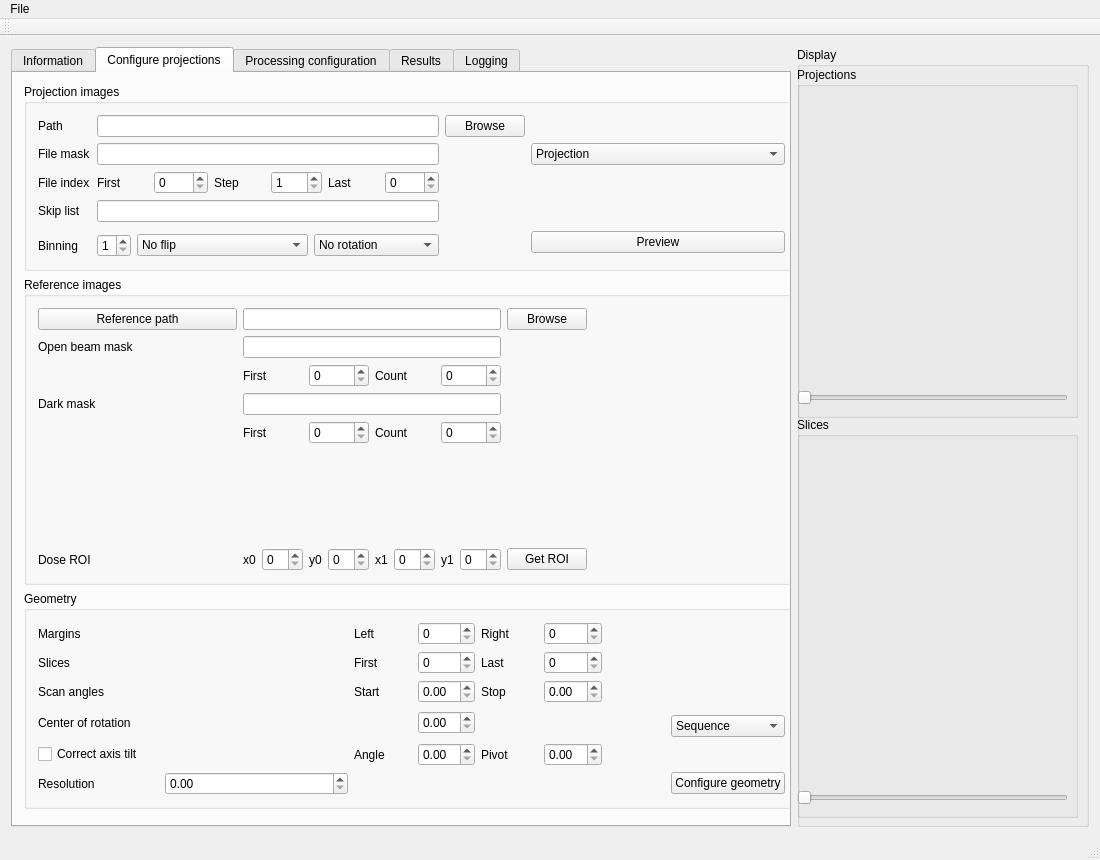
First picture: the form in src/muhrec3/muhrecmainwindow.ui, repository neutronimaging/imagingsuite, before the edit.
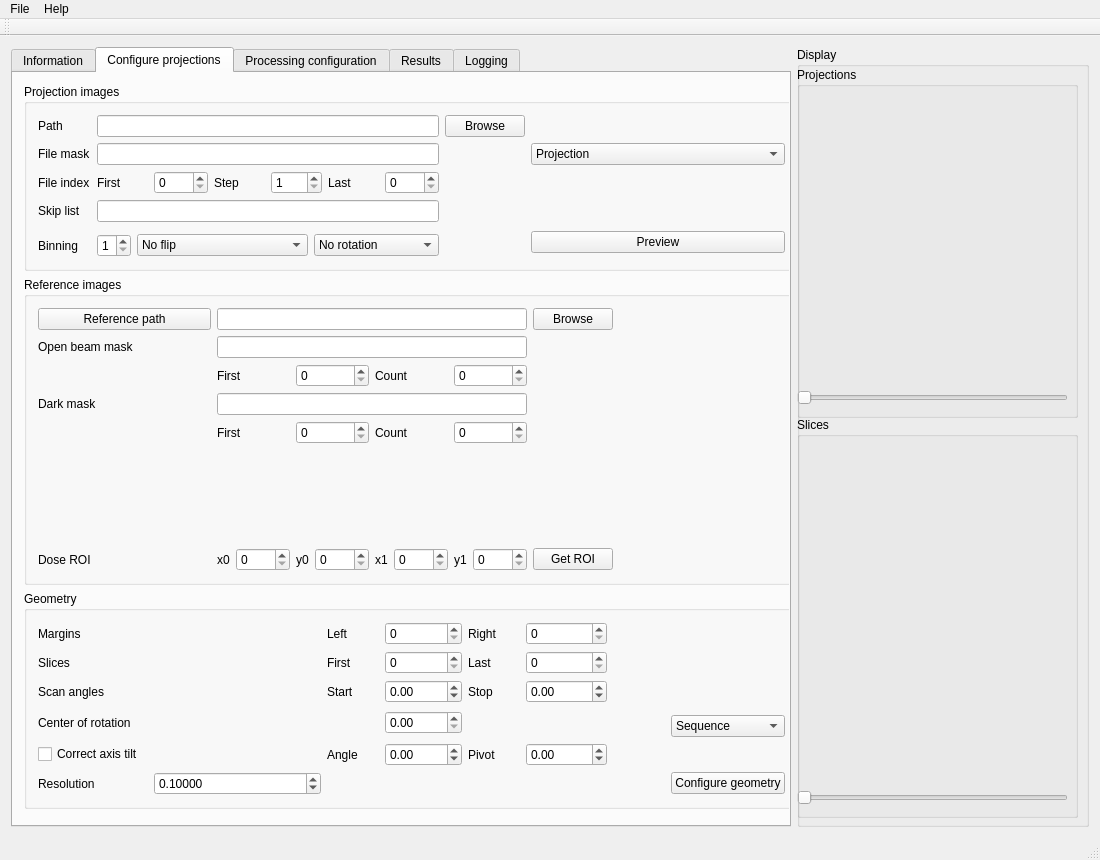
Second picture: the form after the edit. The open tabs and pages were chosen to show the change. Custom widgets are drawn as their Qt base class.

Diff of the .ui file:
```diff
--- a/src/muhrec3/muhrecmainwindow.ui
+++ b/src/muhrec3/muhrecmainwindow.ui
@@ -463,7 +463,11 @@
                </widget>
               </item>
               <item>
-               <widget class="QSpinBox" name="spinFirstOpenBeam"/>
+               <widget class="QSpinBox" name="spinFirstOpenBeam">
+                <property name="maximum">
+                 <number>5000</number>
+                </property>
+               </widget>
               </item>
               <item>
                <widget class="QLabel" name="label_17">
@@ -476,7 +480,11 @@
                </widget>
               </item>
               <item>
-               <widget class="QSpinBox" name="spinOpenBeamCount"/>
+               <widget class="QSpinBox" name="spinOpenBeamCount">
+                <property name="maximum">
+                 <number>5000</number>
+                </property>
+               </widget>
               </item>
              </layout>
             </item>
@@ -572,7 +580,11 @@
                </widget>
               </item>
               <item>
-               <widget class="QSpinBox" name="spinDoseROIx0"/>
+               <widget class="QSpinBox" name="spinDoseROIx0">
+                <property name="maximum">
+                 <number>9999</number>
+                </property>
+               </widget>
               </item>
               <item>
                <widget class="QLabel" name="label_20">
@@ -585,7 +597,11 @@
                </widget>
               </item>
               <item>
-               <widget class="QSpinBox" name="spinDoseROIy0"/>
+               <widget class="QSpinBox" name="spinDoseROIy0">
+                <property name="maximum">
+                 <number>9999</number>
+                </property>
+               </widget>
               </item>
               <item>
                <widget class="QLabel" name="label_21">
@@ -598,7 +614,11 @@
                </widget>
               </item>
               <item>
-               <widget class="QSpinBox" name="spinDoseROIx1"/>
+               <widget class="QSpinBox" name="spinDoseROIx1">
+                <property name="maximum">
+                 <number>9999</number>
+                </property>
+               </widget>
               </item>
               <item>
                <widget class="QLabel" name="label_22">
@@ -611,7 +631,11 @@
                </widget>
               </item>
               <item>
-               <widget class="QSpinBox" name="spinDoseROIy1"/>
+               <widget class="QSpinBox" name="spinDoseROIy1">
+                <property name="maximum">
+                 <number>9999</number>
+                </property>
+               </widget>
               </item>
              </layout>
             </item>
@@ -676,7 +700,11 @@
              </widget>
             </item>
             <item row="0" column="6">
-             <widget class="QSpinBox" name="spinMarginLeft"/>
+             <widget class="QSpinBox" name="spinMarginLeft">
+              <property name="maximum">
+               <number>10000</number>
+              </property>
+             </widget>
             </item>
             <item row="0" column="7">
              <widget class="QLabel" name="label_30">
@@ -689,7 +717,11 @@
              </widget>
             </item>
             <item row="0" column="8">
-             <widget class="QSpinBox" name="spinMarginRight"/>
+             <widget class="QSpinBox" name="spinMarginRight">
+              <property name="maximum">
+               <number>10000</number>
+              </property>
+             </widget>
             </item>
             <item row="1" column="0">
              <widget class="QLabel" name="label_26">
@@ -722,7 +754,11 @@
              </widget>
             </item>
             <item row="1" column="6">
-             <widget class="QSpinBox" name="spinSlicesFirst"/>
+             <widget class="QSpinBox" name="spinSlicesFirst">
+              <property name="maximum">
+               <number>10000</number>
+              </property>
+             </widget>
             </item>
             <item row="1" column="7">
              <widget class="QLabel" name="label_32">
@@ -735,7 +771,11 @@
              </widget>
             </item>
             <item row="1" column="8">
-             <widget class="QSpinBox" name="spinSlicesLast"/>
+             <widget class="QSpinBox" name="spinSlicesLast">
+              <property name="maximum">
+               <number>10000</number>
+              </property>
+             </widget>
             </item>
             <item row="2" column="0" colspan="3">
              <widget class="QLabel" name="label_27">
@@ -768,7 +808,14 @@
              </widget>
             </item>
             <item row="2" column="6">
-             <widget class="QDoubleSpinBox" name="dspinAngleStart"/>
+             <widget class="QDoubleSpinBox" name="dspinAngleStart">
+              <property name="minimum">
+               <double>-1000.000000000000000</double>
+              </property>
+              <property name="maximum">
+               <double>2000.000000000000000</double>
+              </property>
+             </widget>
             </item>
             <item row="2" column="7">
              <widget class="QLabel" name="label_34">
@@ -781,7 +828,14 @@
              </widget>
             </item>
             <item row="2" column="8">
-             <widget class="QDoubleSpinBox" name="dspinAngleStop"/>
+             <widget class="QDoubleSpinBox" name="dspinAngleStop">
+              <property name="minimum">
+               <double>-1000.000000000000000</double>
+              </property>
+              <property name="maximum">
+               <double>2000.000000000000000</double>
+              </property>
+             </widget>
             </item>
             <item row="3" column="0" rowspan="2" colspan="4">
              <widget class="QLabel" name="label_28">
@@ -807,7 +861,14 @@
              </spacer>
             </item>
             <item row="3" column="6" rowspan="2">
-             <widget class="QDoubleSpinBox" name="dspinRotationCenter"/>
+             <widget class="QDoubleSpinBox" name="dspinRotationCenter">
+              <property name="maximum">
+               <double>10000.000000000000000</double>
+              </property>
+              <property name="singleStep">
+               <double>0.100000000000000</double>
+              </property>
+             </widget>
             </item>
             <item row="3" column="7" rowspan="2" colspan="3">
              <spacer name="horizontalSpacer_5">
@@ -840,7 +901,17 @@
              </widget>
             </item>
             <item row="5" column="6">
-             <widget class="QDoubleSpinBox" name="dspinTiltAngle"/>
+             <widget class="QDoubleSpinBox" name="dspinTiltAngle">
+              <property name="minimum">
+               <double>-10.000000000000000</double>
+              </property>
+              <property name="maximum">
+               <double>10.000000000000000</double>
+              </property>
+              <property name="singleStep">
+               <double>0.100000000000000</double>
+              </property>
+             </widget>
             </item>
             <item row="5" column="7">
              <widget class="QLabel" name="label_36">
@@ -853,7 +924,14 @@
              </widget>
             </item>
             <item row="5" column="8">
-             <widget class="QDoubleSpinBox" name="dspinTiltPivot"/>
+             <widget class="QDoubleSpinBox" name="dspinTiltPivot">
+              <property name="minimum">
+               <double>-10000.000000000000000</double>
+              </property>
+              <property name="maximum">
+               <double>10000.000000000000000</double>
+              </property>
+             </widget>
             </item>
             <item row="6" column="0" colspan="2">
              <widget class="QLabel" name="label_37">
@@ -866,7 +944,20 @@
              </widget>
             </item>
             <item row="6" column="2" colspan="3">
-             <widget class="QDoubleSpinBox" name="dspinResolution"/>
+             <widget class="QDoubleSpinBox" name="dspinResolution">
+              <property name="decimals">
+               <number>5</number>
+              </property>
+              <property name="maximum">
+               <double>10.000000000000000</double>
+              </property>
+              <property name="singleStep">
+               <double>0.010000000000000</double>
+              </property>
+              <property name="value">
+               <double>0.100000000000000</double>
+              </property>
+             </widget>
             </item>
             <item row="6" column="10">
              <widget class="QPushButton" name="buttonConfigGeometry">
@@ -1401,7 +1492,14 @@
     <addaction name="actionSave_As"/>
     <addaction name="actionQuit"/>
    </widget>
+   <widget class="QMenu" name="menuHelp">
+    <property name="title">
+     <string>Help</string>
+    </property>
+    <addaction name="actionAbout"/>
+   </widget>
    <addaction name="menuFile"/>
+   <addaction name="menuHelp"/>
   </widget>
   <widget class="QToolBar" name="mainToolBar">
    <attribute name="toolBarArea">
```
Left out of the diff: 88 changed lines with no effect on the pictures.
